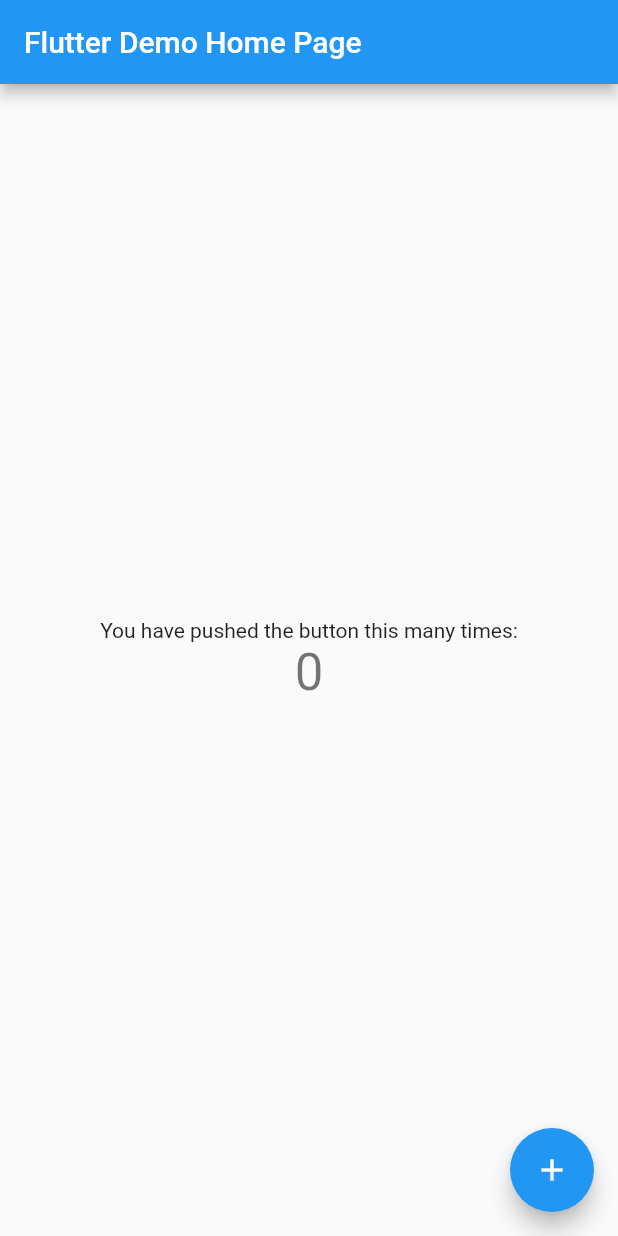
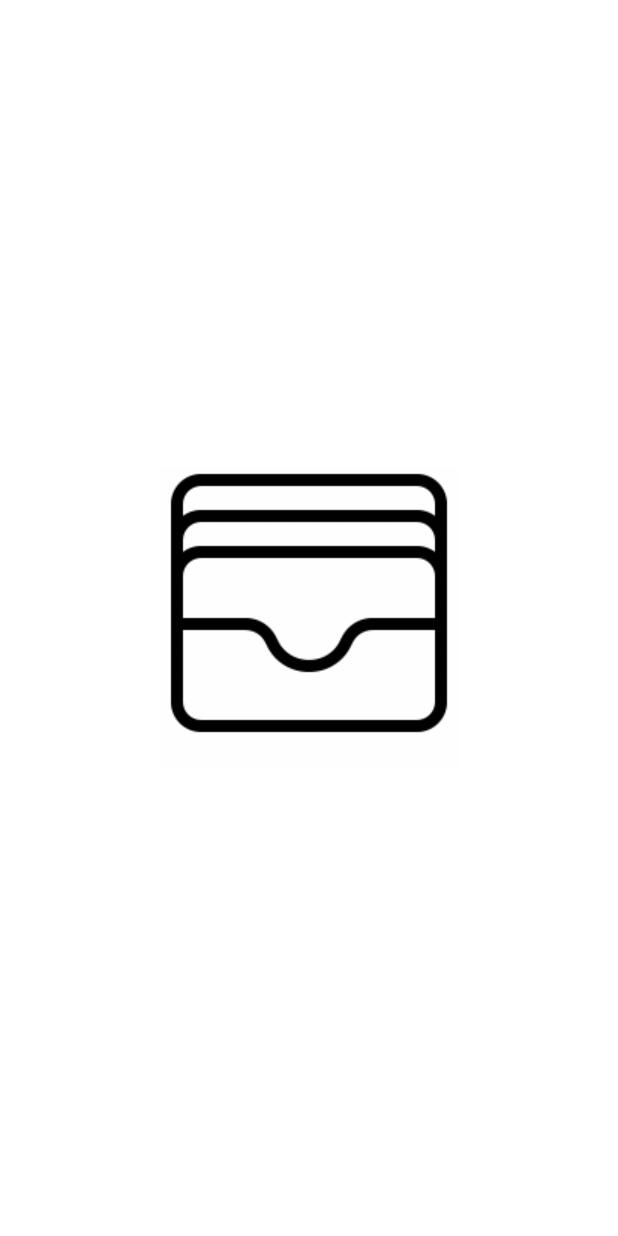
Before and after one commit to Ale6995/xpenses, a Flutter app: the screen it shows after launch, on a phone screen of 412 x 824 dp. Run offline on Flutter 3.47's test engine with Material 2 defaults, Android fonts, the phone set to English and light mode, and no system bars.

Commit message:
SplashScreen

```diff
--- a/xpenses_app/lib/main.dart
+++ b/xpenses_app/lib/main.dart
@@ -1,4 +1,5 @@
 import 'package:flutter/material.dart';
+import 'package:xpenses_app/screens/splash.dart';
 
 void main() {
   runApp(MyApp());
@@ -22,92 +23,7 @@
         // is not restarted.
         primarySwatch: Colors.blue,
       ),
-      home: MyHomePage(title: 'Flutter Demo Home Page'),
+      home: SplashScreen(),
     );
   }
 }
-
-class MyHomePage extends StatefulWidget {
-  MyHomePage({Key? key, required this.title}) : super(key: key);
-
-  // This widget is the home page of your application. It is stateful, meaning
-  // that it has a State object (defined below) that contains fields that affect
-  // how it looks.
-
-  // This class is the configuration for the state. It holds the values (in this
-  // case the title) provided by the parent (in this case the App widget) and
-  // used by the build method of the State. Fields in a Widget subclass are
-  // always marked "final".
-
-  final String title;
-
-  @override
-  _MyHomePageState createState() => _MyHomePageState();
-}
-
-class _MyHomePageState extends State<MyHomePage> {
-  int _counter = 0;
-
-  void _incrementCounter() {
-    setState(() {
-      // This call to setState tells the Flutter framework that something has
-      // changed in this State, which causes it to rerun the build method below
-      // so that the display can reflect the updated values. If we changed
-      // _counter without calling setState(), then the build method would not be
-      // called again, and so nothing would appear to happen.
-      _counter++;
-    });
-  }
-
-  @override
-  Widget build(BuildContext context) {
-    // This method is rerun every time setState is called, for instance as done
-    // by the _incrementCounter method above.
-    //
-    // The Flutter framework has been optimized to make rerunning build methods
-    // fast, so that you can just rebuild anything that needs updating rather
-    // than having to individually change instances of widgets.
-    return Scaffold(
-      appBar: AppBar(
-        // Here we take the value from the MyHomePage object that was created by
-        // the App.build method, and use it to set our appbar title.
-        title: Text(widget.title),
-      ),
-      body: Center(
-        // Center is a layout widget. It takes a single child and positions it
-        // in the middle of the parent.
-        child: Column(
-          // Column is also a layout widget. It takes a list of children and
-          // arranges them vertically. By default, it sizes itself to fit its
-          // children horizontally, and tries to be as tall as its parent.
-          //
-          // Invoke "debug painting" (press "p" in the console, choose the
-          // "Toggle Debug Paint" action from the Flutter Inspector in Android
-          // Studio, or the "Toggle Debug Paint" command in Visual Studio Code)
-          // to see the wireframe for each widget.
-          //
-          // Column has various properties to control how it sizes itself and
-          // how it positions its children. Here we use mainAxisAlignment to
-          // center the children vertically; the main axis here is the vertical
-          // axis because Columns are vertical (the cross axis would be
-          // horizontal).
-          mainAxisAlignment: MainAxisAlignment.center,
-          children: <Widget>[
-            Text(
-              'You have pushed the button this many times:',
-            ),
-            Text(
-              '$_counter',
-              style: Theme.of(context).textTheme.headline4,
-            ),
-          ],
-        ),
-      ),
-      floatingActionButton: FloatingActionButton(
-        onPressed: _incrementCounter,
-        tooltip: 'Increment',
-        child: Icon(Icons.add),
-      ), // This trailing comma makes auto-formatting nicer for build methods.
-    );
-  }
-}
--- /dev/null
+++ b/xpenses_app/lib/screens/splash.dart
@@ -0,0 +1,16 @@
+import 'dart:ui';
+
+import 'package:flutter/material.dart';
+
+class SplashScreen extends StatelessWidget {
+  @override
+  Widget build(BuildContext context) {
+    Future.delayed(Duration(seconds: 5), () {
+      print('Holi');
+    });
+    return Container(
+      color: Colors.white,
+      child: Image.asset('images/walletG.gif'),
+    );
+  }
+}
```
Also changed, not shown: xpenses_app/pubspec.yaml (+2 -7 lines), xpenses_app/images/wallet.png (added), xpenses_app/images/walletG.gif (added).
